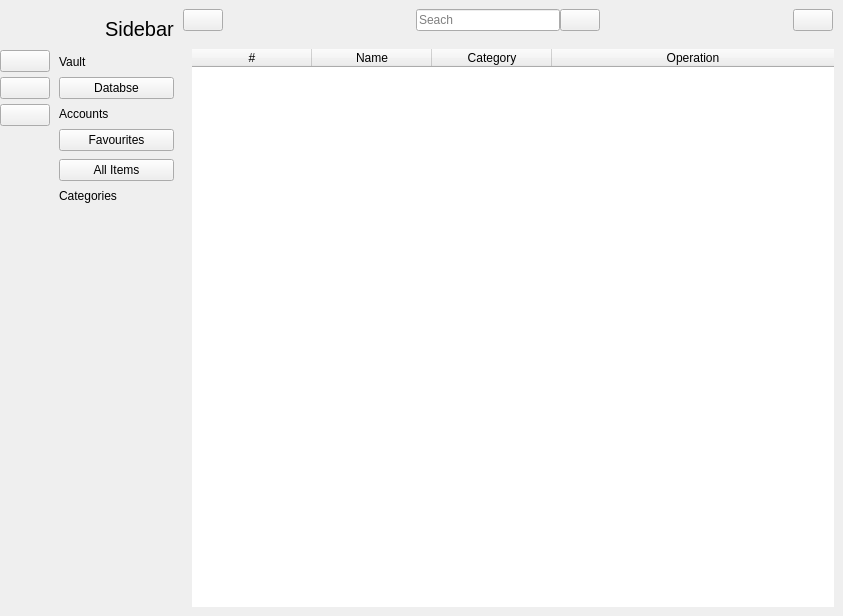
The window that passcipher/ui/sidebar.ui (AdamJow/PassCipher) describes before a commit, drawn with Qt 5.
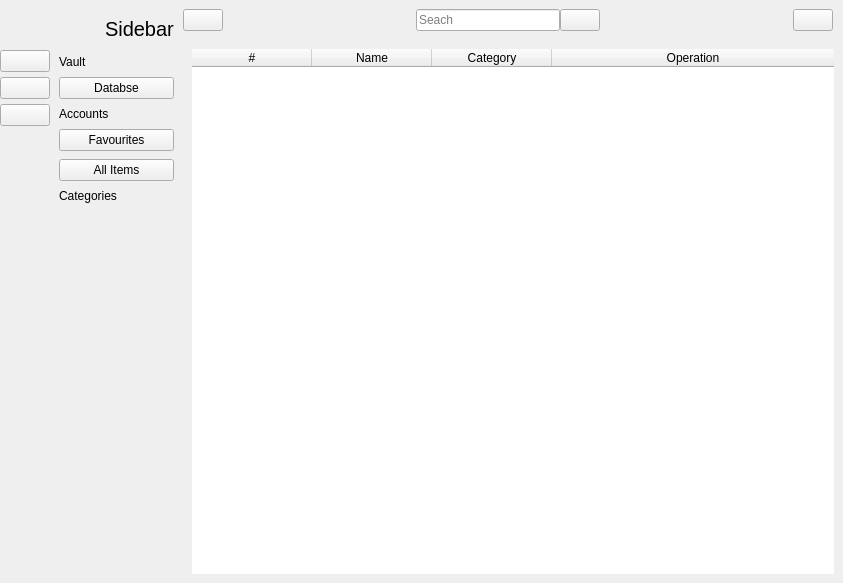
The same window after the commit. Icons and pictures are not drawn.

Commit message: Added basic dynamic category button logic

Diff of the .ui file:
```diff
--- a/passcipher/ui/sidebar.ui
+++ b/passcipher/ui/sidebar.ui
@@ -7,7 +7,7 @@
     <x>0</x>
     <y>0</y>
     <width>843</width>
-    <height>616</height>
+    <height>583</height>
    </rect>
   </property>
   <property name="windowTitle">
```
Left out of the diff: 4 changed lines with no effect on the pictures. The commit also changes 2 other files.
